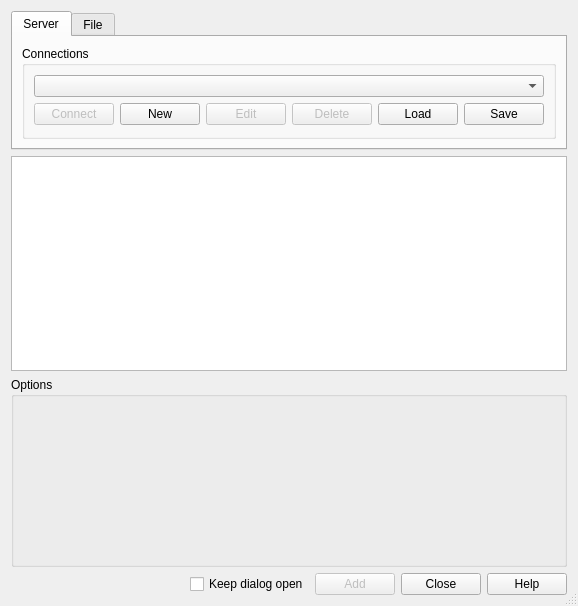
Qt form ui/dlg_connections.ui (geometalab/Vector-Tiles-Reader-QGIS-Plugin) before a commit.
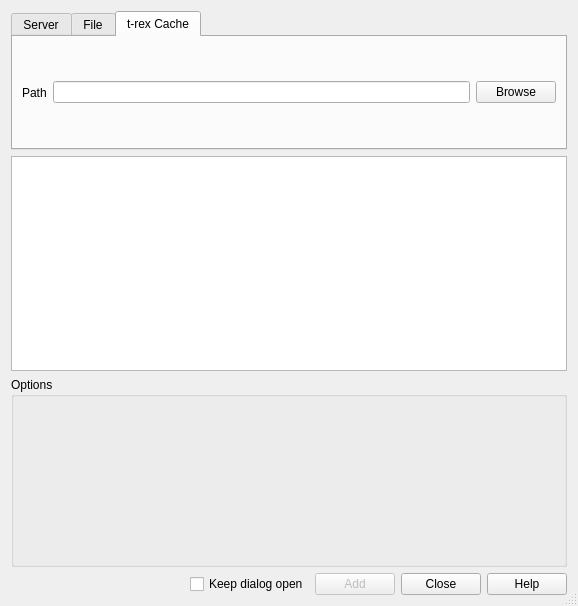
The same form after that commit. The open tabs and pages were chosen to show the change.

Commit message: * ui extended * loading trex metadata json

```diff
--- a/ui/dlg_connections.ui
+++ b/ui/dlg_connections.ui
@@ -289,6 +289,40 @@
        </item>
       </layout>
      </widget>
+     <widget class="QWidget" name="tabTrexCache">
+      <attribute name="title">
+       <string>t-rex Cache</string>
+      </attribute>
+      <layout class="QHBoxLayout" name="horizontalLayout_2">
+       <item>
+        <widget class="QLabel" name="lblSource_2">
+         <property name="text">
+          <string>Path</string>
+         </property>
+        </widget>
+       </item>
+       <item>
+        <widget class="QLineEdit" name="txtTrexCachePath">
+         <property name="toolTip">
+          <string>The URL to the TileJSON of the tile service (e.g. http://yourtilehoster.com/index.json)</string>
+         </property>
+         <property name="text">
+          <string/>
+         </property>
+         <property name="placeholderText">
+          <string/>
+         </property>
+        </widget>
+       </item>
+       <item>
+        <widget class="QPushButton" name="btnBrowseTrexCache">
+         <property name="text">
+          <string>Browse</string>
+         </property>
+        </widget>
+       </item>
+      </layout>
+     </widget>
     </widget>
    </item>
   </layout>
```
The commit also changes 5 other files.
